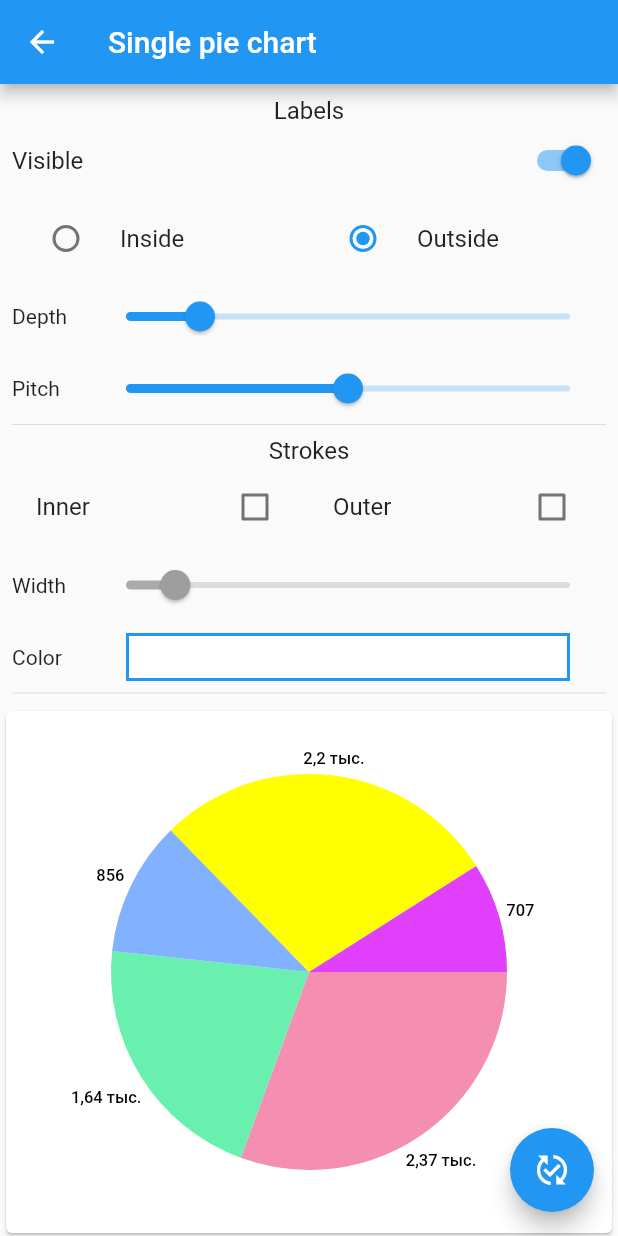
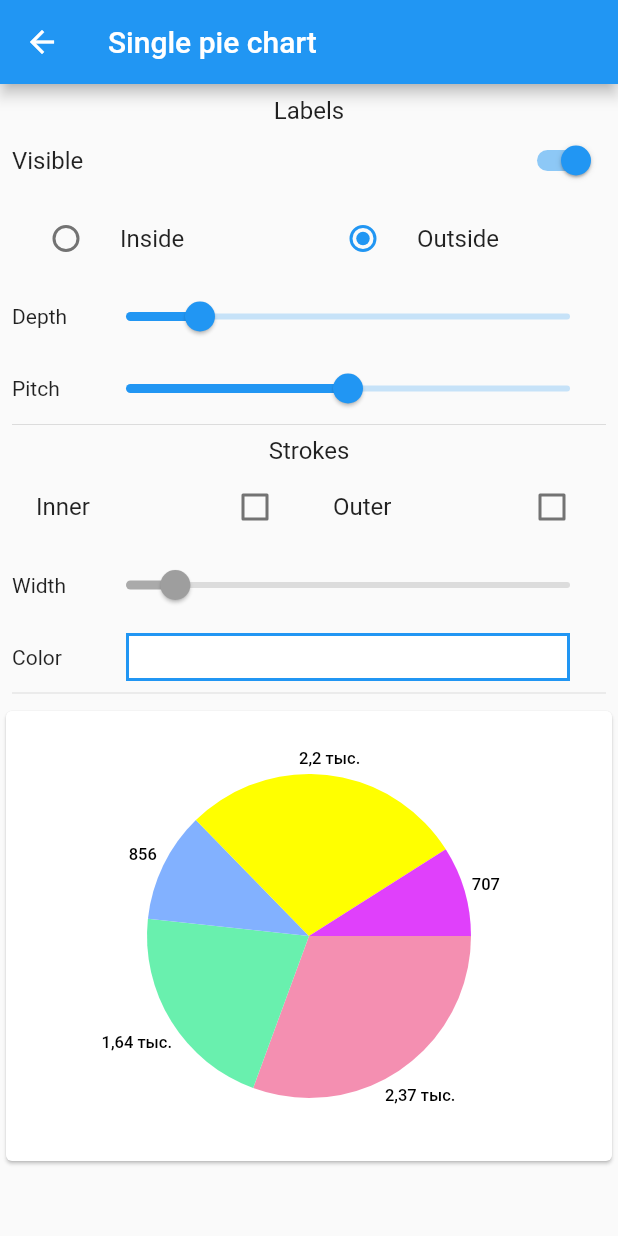
Before and after one commit to darkstarx/fast_charts, a Flutter app: the PieSinglePage screen opened by its route, on a phone screen of 412 x 824 dp. Run offline on Flutter 3.47's test engine with Material 2 defaults, Android fonts, the phone set to English and light mode, and no system bars; our stand-ins replace flutter_colorpicker.

Commit message:
Update README.md

```diff
--- a/example/lib/pages/pie_single.dart
+++ b/example/lib/pages/pie_single.dart
@@ -64,12 +64,12 @@ class _PieSinglePageState extends State<PieSinglePage>
     return Scaffold(
       appBar: AppBar(title: const Text('Single pie chart')),
       body: body,
-      floatingActionButton: FloatingActionButton(
-        onPressed: () => setState(() {
-          _series = _series.data == data1 ? series2 : series1;
-        }),
-        child: const Icon(Icons.published_with_changes),
-      ),
+      // floatingActionButton: FloatingActionButton(
+      //   onPressed: () => setState(() {
+      //     _series = _series.data == data1 ? series2 : series1;
+      //   }),
+      //   child: const Icon(Icons.published_with_changes),
+      // ),
     );
   }
 
@@ -265,7 +265,7 @@ class _PieSinglePageState extends State<PieSinglePage>
   {
     return Card(
       child: SizedBox(
-        height: 348,
+        height: 300,
         child: LayoutBuilder(builder: (context, constraints) {
           final size = constraints.biggest;
           final center = Offset(size.width / 2, size.height / 2);
@@ -284,7 +284,7 @@ class _PieSinglePageState extends State<PieSinglePage>
               labelsOffset: _labelsOffset,
               padding: _labelsVisible && _labelsPosition == LabelPosition.outside
                 ? const EdgeInsets.all(42.0)
-                : const EdgeInsets.all(8.0),
+                : const EdgeInsets.all(24.0),
               strokes: _strokes,
               animationDuration: const Duration(milliseconds: 350),
             ),
```
Also changed, not shown: media/grouped.png (added), media/pie.png (added), media/stacked.png (added), 1 other file.
